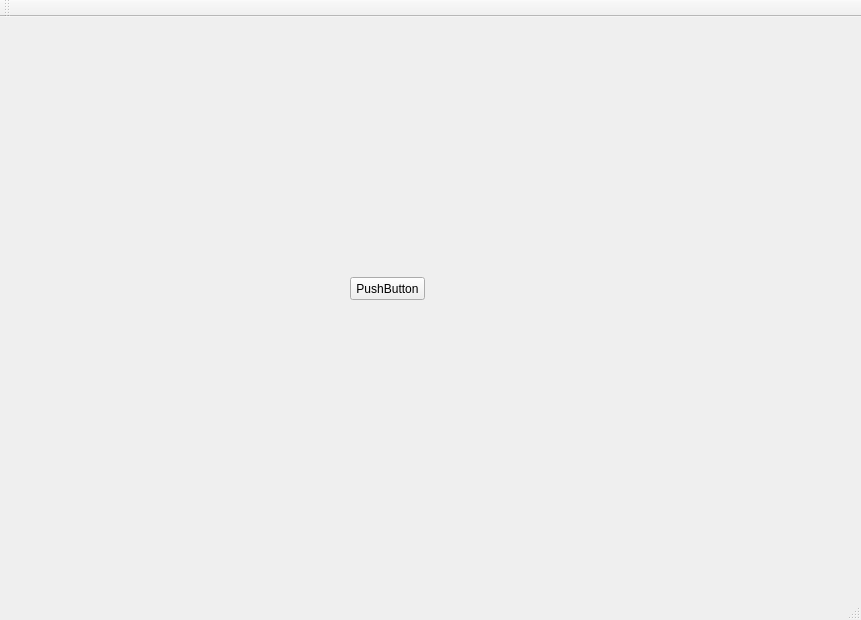
Qt form WIFI_tracker_MTK/mainwindow.ui (GGORZ10227216/WIFI_tracker_MTK) before a commit.
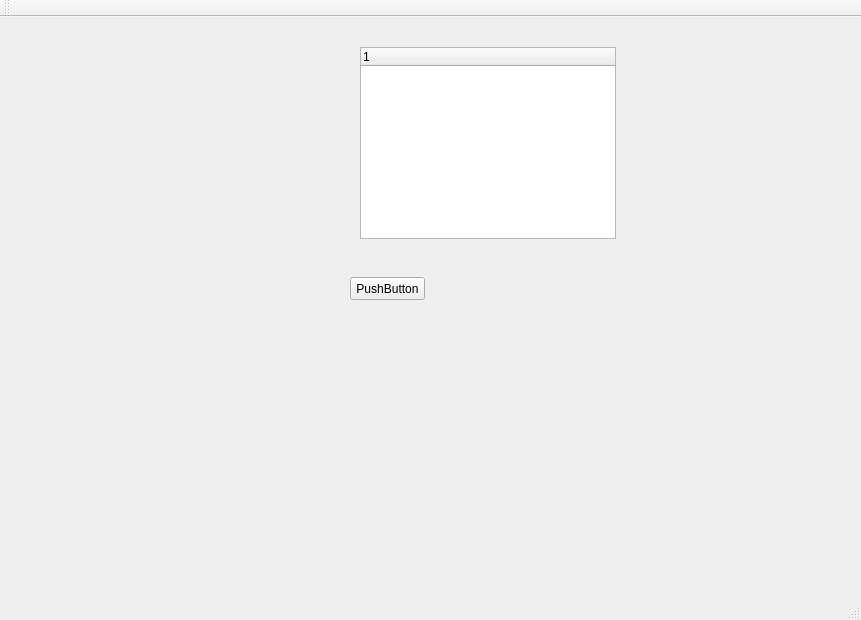
The same form after that commit.

The edit to the form file:
```diff
--- a/WIFI_tracker_MTK/mainwindow.ui
+++ b/WIFI_tracker_MTK/mainwindow.ui
@@ -27,6 +27,21 @@
      <string>PushButton</string>
     </property>
    </widget>
+   <widget class="QTreeWidget" name="treeWidget">
+    <property name="geometry">
+     <rect>
+      <x>360</x>
+      <y>30</y>
+      <width>256</width>
+      <height>192</height>
+     </rect>
+    </property>
+    <column>
+     <property name="text">
+      <string notr="true">1</string>
+     </property>
+    </column>
+   </widget>
   </widget>
   <widget class="QMenuBar" name="menuBar">
    <property name="geometry">
```
